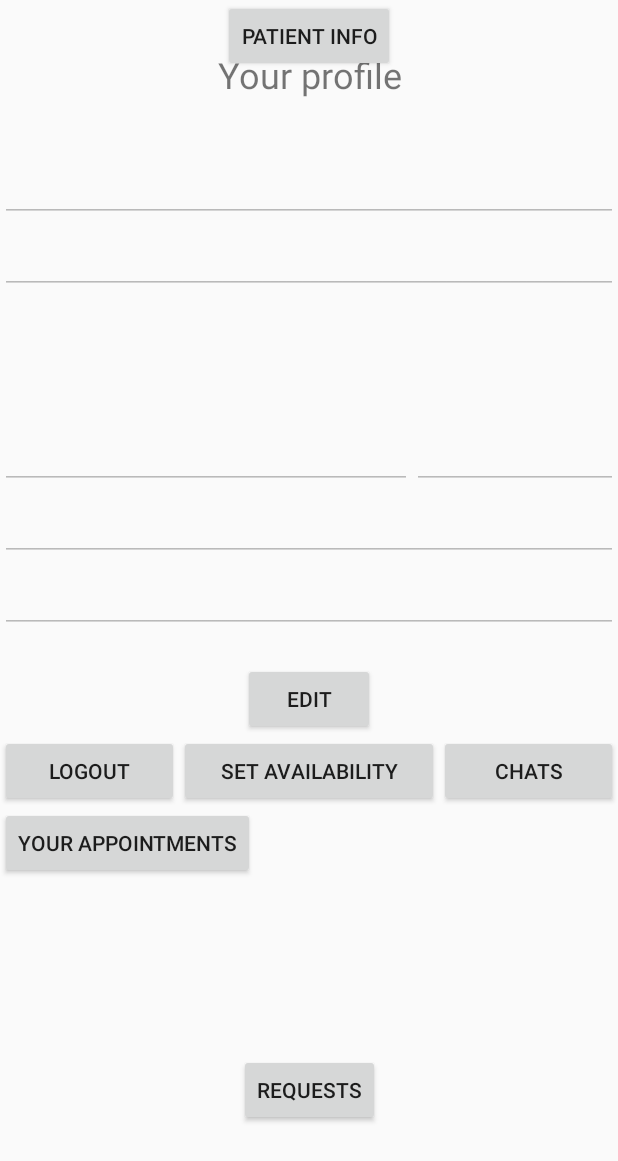
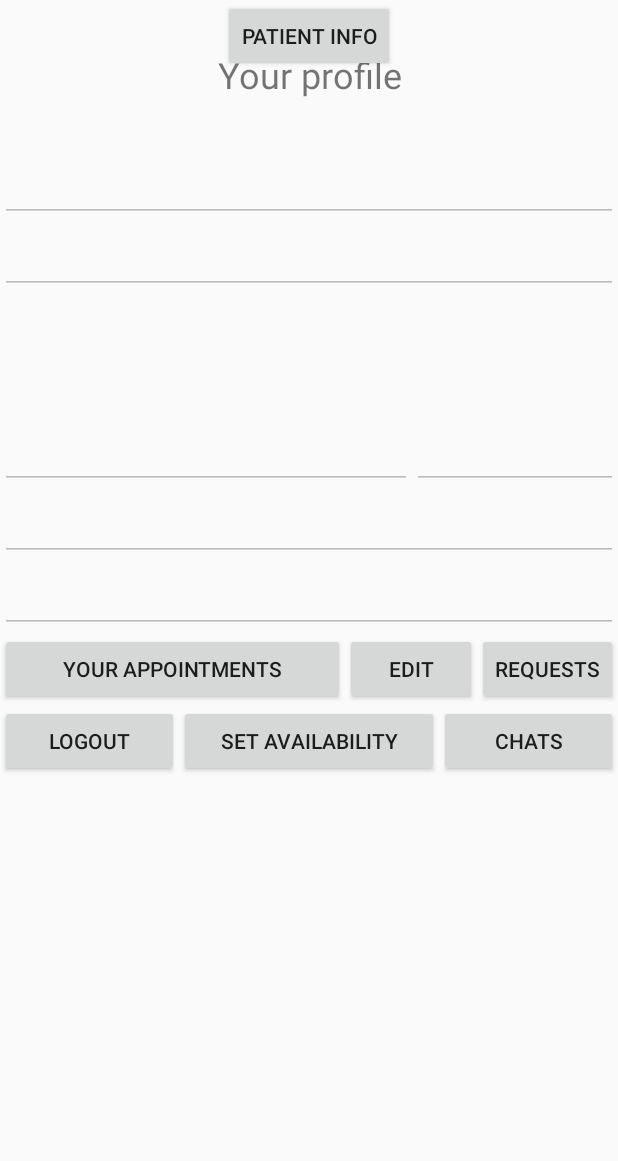
Before and after one commit to ElCabrino/SDPProject, an Android app: the screen it shows after launch once a user with an empty profile is signed in (Profile), on a phone screen of 412 x 824 dp. Shown: the top 1161 px of the screen. Run offline under Robolectric (Android 15) with nearby library versions, the light colour scheme and no system bars; our stand-ins replace Firebase (no records; nobody signed in at launch, a user with empty details on screens opened directly); libraries missing offline, so code that uses them is left out: org.mockito, org.mockito.invocation, org.mockito.stubbing; 9 statements that could not run were skipped.

Commit message:
Fix layout profile

```diff
--- a/app/src/main/res/layout/activity_profile.xml
+++ b/app/src/main/res/layout/activity_profile.xml
@@ -6,15 +6,7 @@
     android:layout_height="match_parent"
     tools:context=".Profile">
 
-    <Button
-        android:id="@+id/requestsListButton"
-        android:layout_width="wrap_content"
-        android:layout_height="wrap_content"
-        android:layout_marginBottom="73dp"
-        android:text="Requests"
-        app:layout_constraintBottom_toBottomOf="parent"
-        app:layout_constraintEnd_toEndOf="parent"
-        app:layout_constraintStart_toStartOf="parent" />
+
 
     <ScrollView
         android:id="@+id/scrollView2"
@@ -146,14 +138,39 @@
                 android:text="Save"
                 android:visibility="gone" />
 
+
+            <LinearLayout
+                android:layout_width="match_parent"
+                android:layout_height="wrap_content"
+                android:orientation="horizontal">
+                <Button
+                    android:id="@+id/personalAppointmentsButton"
+                    android:contentDescription="personal appointments button"
+                    android:layout_width="wrap_content"
+                    android:layout_height="wrap_content"
+                    android:text="Your appointments"
+                    android:layout_weight="1"/>
+
+
                 <Button
                     android:id="@+id/editButton"
                     android:layout_width="wrap_content"
                     android:layout_height="wrap_content"
                     android:layout_gravity="center"
-                android:layout_marginTop="20dp"
                     android:contentDescription="profile edit button"
                     android:text="Edit" />
+
+                <Button
+                    android:id="@+id/requestsListButton"
+                    android:layout_width="wrap_content"
+                    android:layout_height="wrap_content"
+                    android:text="Requests"
+                    app:layout_constraintBottom_toBottomOf="parent"
+                    app:layout_constraintEnd_toEndOf="parent"
+                    app:layout_constraintStart_toStartOf="parent" />
+
+
+            </LinearLayout>
 
             <LinearLayout
                 android:layout_width="match_parent"
@@ -194,13 +211,7 @@
                     android:text="Chats" />
 
             </LinearLayout>
-            <Button
-                android:id="@+id/personalAppointmentsButton"
-                android:contentDescription="personal appointments button"
-                android:layout_width="wrap_content"
-                android:layout_height="wrap_content"
-                android:text="Your appointments"
-                android:layout_weight="1"/>
+
 
         </LinearLayout>
     </ScrollView>
```
Lines whose indentation alone changed are shown as unchanged.
